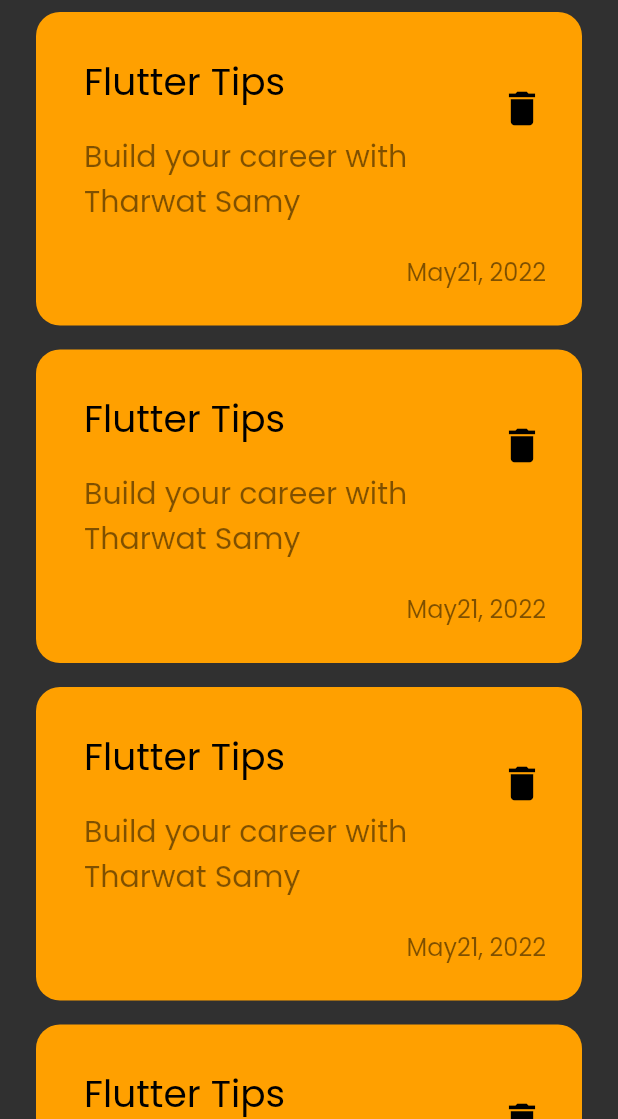
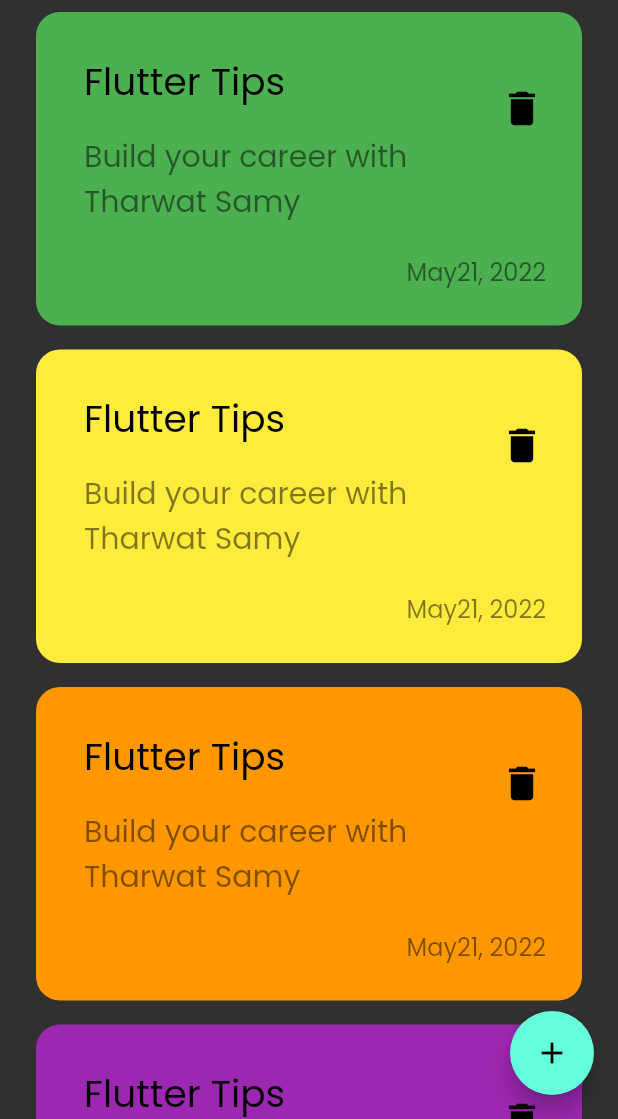
Before and after one commit to Adham167/notes_app, a Flutter app: the screen it shows after launch, on a phone screen of 412 x 824 dp, the part 117-1236 px from its top. Run offline on Flutter 3.47's test engine with Material 3 defaults, Android fonts, the light colour scheme and no system bars.

Commit message:
creating floating action button and color of notes

```diff
--- a/lib/views/note_view.dart
+++ b/lib/views/note_view.dart
@@ -6,7 +6,9 @@
   static String id = "noteview";
   @override
   Widget build(BuildContext context) {
-    return const Scaffold(
+    return Scaffold(
+      floatingActionButton:
+          FloatingActionButton(onPressed: () {}, child: Icon(Icons.add)),
       body: NoteViewBody(),
     );
   }
--- a/lib/widgets/node_view_body.dart
+++ b/lib/widgets/node_view_body.dart
@@ -7,14 +7,14 @@
 
   @override
   Widget build(BuildContext context) {
-    return const Padding(
-      padding: EdgeInsets.symmetric(horizontal: 24),
+    return Padding(
+      padding: const EdgeInsets.symmetric(horizontal: 24),
       child: Column(
         children: [
-          SizedBox(
+          const SizedBox(
             height: 30,
           ),
-          CostumAppBar(),
+          const CostumAppBar(),
           Expanded(child: NotesListView()),
         ],
       ),
--- a/lib/widgets/note_item.dart
+++ b/lib/widgets/note_item.dart
@@ -1,14 +1,15 @@
 import 'package:flutter/material.dart';
 
 class NoteItem extends StatelessWidget {
-  const NoteItem({super.key});
+  const NoteItem({super.key, required this.color});
 
+  final Color color;
   @override
   Widget build(BuildContext context) {
     return Container(
       padding: EdgeInsets.only(top: 24, bottom: 24, left: 16),
-      decoration: BoxDecoration(
-          color: Colors.amber[700], borderRadius: BorderRadius.circular(16)),
+      decoration:
+          BoxDecoration(color: color, borderRadius: BorderRadius.circular(16)),
       child: Column(
         crossAxisAlignment: CrossAxisAlignment.end,
         children: [
--- a/lib/widgets/notes_list_view.dart
+++ b/lib/widgets/notes_list_view.dart
@@ -2,16 +2,30 @@
 import 'package:note_app_1/widgets/note_item.dart';
 
 class NotesListView extends StatelessWidget {
-  const NotesListView({super.key});
+  NotesListView({super.key});
 
+  final List<Color> colorslist = [
+    Colors.green,
+    Colors.yellow,
+    Colors.orange,
+    Colors.purple,
+    Colors.blueAccent,
+    Colors.green,
+    Colors.yellow,
+    Colors.orange,
+    Colors.purple,
+    Colors.blueAccent,
+  ];
   @override
   Widget build(BuildContext context) {
     return ListView.builder(
-        itemCount: 10,
+        itemCount: colorslist.length,
         itemBuilder: (context, index) {
-          return const Padding(
+          return Padding(
             padding: EdgeInsets.symmetric(vertical: 8.0),
-            child: NoteItem(),
+            child: NoteItem(
+              color: colorslist[index],
+            ),
           );
         });
   }
```
